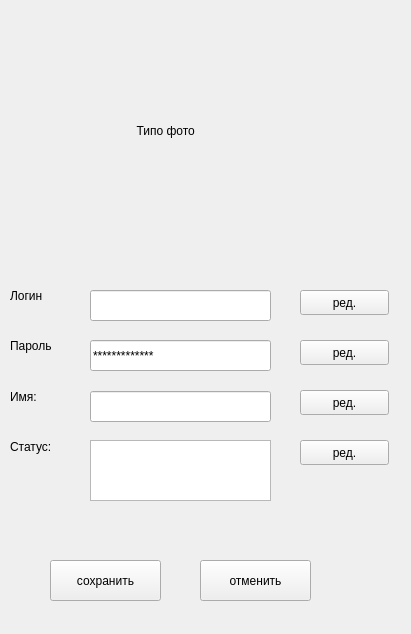
This is Client/usersettings.ui in Elizaser/Messenger-Diplom as Qt 5 draws it before an edit. The edited form follows.
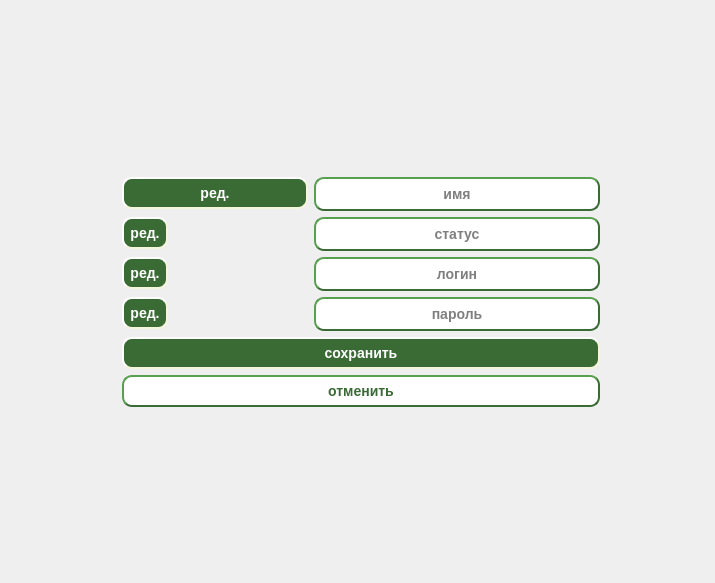
This is the edited form.

Commit message: all window is beautiful. Left fix chat list in main window

```diff
--- a/Client/usersettings.ui
+++ b/Client/usersettings.ui
@@ -6,212 +6,334 @@
    <rect>
     <x>0</x>
     <y>0</y>
-    <width>411</width>
-    <height>634</height>
+    <width>715</width>
+    <height>583</height>
    </rect>
   </property>
+  <property name="font">
+   <font>
+    <weight>75</weight>
+    <bold>true</bold>
+   </font>
+  </property>
   <property name="windowTitle">
    <string>Form</string>
   </property>
-  <widget class="QPushButton" name="pushButton_OK">
-   <property name="geometry">
-    <rect>
-     <x>50</x>
-     <y>560</y>
-     <width>111</width>
-     <height>41</height>
-    </rect>
-   </property>
+  <layout class="QGridLayout" name="gridLayout">
+   <item row="1" column="0">
+    <widget class="QLabel" name="label_error">
    <property name="text">
-    <string>сохранить</string>
-   </property>
-  </widget>
-  <widget class="QLabel" name="label_photo">
-   <property name="geometry">
-    <rect>
-     <x>70</x>
-     <y>10</y>
-     <width>271</width>
-     <height>241</height>
-    </rect>
-   </property>
-   <property name="text">
-    <string>                    Типо фото</string>
-   </property>
-  </widget>
-  <widget class="QLabel" name="label_1">
-   <property name="geometry">
-    <rect>
-     <x>10</x>
-     <y>381</y>
-     <width>71</width>
-     <height>31</height>
-    </rect>
-   </property>
-   <property name="text">
-    <string>Имя:</string>
-   </property>
-  </widget>
-  <widget class="QLabel" name="label_2">
-   <property name="geometry">
-    <rect>
-     <x>10</x>
-     <y>431</y>
-     <width>61</width>
-     <height>31</height>
-    </rect>
+      <string/>
+     </property>
+    </widget>
+   </item>
+   <item row="1" column="1" rowspan="2" colspan="2">
+    <layout class="QFormLayout" name="formLayout">
+     <property name="sizeConstraint">
+      <enum>QLayout::SetMinAndMaxSize</enum>
+     </property>
+     <property name="fieldGrowthPolicy">
+      <enum>QFormLayout::AllNonFixedFieldsGrow</enum>
+     </property>
+     <property name="rowWrapPolicy">
+      <enum>QFormLayout::DontWrapRows</enum>
+     </property>
+     <item row="0" column="0">
+      <widget class="QPushButton" name="pushButton_name">
+       <property name="minimumSize">
+        <size>
+         <width>186</width>
+         <height>0</height>
+        </size>
+       </property>
+       <property name="styleSheet">
+        <string notr="true">	 border-style: outset;
+color: rgb(255, 255, 255);
+     border-width: 2px;
+     border-radius: 10px;
+     border-color: beige;
+     font: bold 14px;
+     min-width: 10em;
+     padding: 6px;
+	  background-color: #3A6B35;</string>
    </property>
    <property name="text">
-    <string>Статус:</string>
-   </property>
-  </widget>
+        <string>ред.</string>
+       </property>
+      </widget>
+     </item>
+     <item row="0" column="1">
   <widget class="QLineEdit" name="lineEdit_name">
-   <property name="geometry">
-    <rect>
-     <x>90</x>
-     <y>391</y>
-     <width>181</width>
-     <height>31</height>
-    </rect>
-   </property>
-  </widget>
-  <widget class="QTextEdit" name="textEdit_status">
-   <property name="geometry">
-    <rect>
-     <x>90</x>
-     <y>440</y>
-     <width>181</width>
-     <height>61</height>
-    </rect>
-   </property>
-  </widget>
-  <widget class="QLabel" name="label_3">
-   <property name="geometry">
-    <rect>
-     <x>10</x>
-     <y>280</y>
-     <width>71</width>
-     <height>31</height>
-    </rect>
-   </property>
-   <property name="text">
-    <string>Логин</string>
-   </property>
-  </widget>
-  <widget class="QLineEdit" name="lineEdit_login">
-   <property name="geometry">
-    <rect>
-     <x>90</x>
-     <y>290</y>
-     <width>181</width>
-     <height>31</height>
-    </rect>
-   </property>
-  </widget>
-  <widget class="QLineEdit" name="lineEdit_password">
-   <property name="geometry">
-    <rect>
-     <x>90</x>
-     <y>340</y>
-     <width>181</width>
-     <height>31</height>
-    </rect>
+       <property name="minimumSize">
+        <size>
+         <width>186</width>
+         <height>0</height>
+        </size>
+       </property>
+       <property name="layoutDirection">
+        <enum>Qt::RightToLeft</enum>
+       </property>
+       <property name="styleSheet">
+        <string notr="true">	 border-style: outset;
+     border-width: 2px;
+     border-radius: 10px;
+     border-color: #3A6B35;
+     font: bold 14px;
+     min-width: 10em;
+     padding: 6px;</string>
+       </property>
+       <property name="alignment">
+        <set>Qt::AlignCenter</set>
+       </property>
+       <property name="dragEnabled">
+        <bool>false</bool>
+       </property>
+       <property name="readOnly">
+        <bool>false</bool>
+       </property>
+       <property name="placeholderText">
+        <string>имя</string>
+       </property>
+       <property name="cursorMoveStyle">
+        <enum>Qt::LogicalMoveStyle</enum>
+       </property>
+      </widget>
+     </item>
+     <item row="3" column="0">
+      <widget class="QPushButton" name="pushButton_status">
+       <property name="styleSheet">
+        <string notr="true">	 border-style: outset;
+color: rgb(255, 255, 255);
+     border-width: 2px;
+     border-radius: 10px;
+     border-color: beige;
+     font: bold 14px;
+     min-width: 10em;
+     padding: 6px;
+	  background-color: #3A6B35;</string>
    </property>
    <property name="text">
-    <string>*************</string>
-   </property>
-  </widget>
-  <widget class="QLabel" name="label_4">
-   <property name="geometry">
-    <rect>
-     <x>10</x>
-     <y>330</y>
-     <width>71</width>
-     <height>31</height>
-    </rect>
-   </property>
-   <property name="text">
-    <string>Пароль</string>
-   </property>
-  </widget>
+        <string>ред.</string>
+       </property>
+       <property name="autoRepeatInterval">
+        <number>100</number>
+       </property>
+      </widget>
+     </item>
+     <item row="3" column="1">
+      <widget class="QLineEdit" name="lineEdit_status">
+       <property name="minimumSize">
+        <size>
+         <width>186</width>
+         <height>0</height>
+        </size>
+       </property>
+       <property name="styleSheet">
+        <string notr="true">	 border-style: outset;
+     border-width: 2px;
+     border-radius: 10px;
+     border-color: #3A6B35;
+     font: bold 14px;
+     min-width: 10em;
+     padding: 6px;</string>
+       </property>
+       <property name="alignment">
+        <set>Qt::AlignCenter</set>
+       </property>
+       <property name="placeholderText">
+        <string>статус</string>
+       </property>
+      </widget>
+     </item>
+     <item row="5" column="0">
   <widget class="QPushButton" name="pushButton_login">
-   <property name="geometry">
-    <rect>
-     <x>300</x>
-     <y>290</y>
-     <width>89</width>
-     <height>25</height>
-    </rect>
+       <property name="styleSheet">
+        <string notr="true">	 border-style: outset;
+color: rgb(255, 255, 255);
+     border-width: 2px;
+     border-radius: 10px;
+     border-color: beige;
+     font: bold 14px;
+     min-width: 10em;
+     padding: 6px;
+	  background-color: #3A6B35;</string>
    </property>
    <property name="text">
     <string>ред.</string>
    </property>
   </widget>
+     </item>
+     <item row="5" column="1">
+      <widget class="QLineEdit" name="lineEdit_login">
+       <property name="minimumSize">
+        <size>
+         <width>186</width>
+         <height>0</height>
+        </size>
+       </property>
+       <property name="styleSheet">
+        <string notr="true">	 border-style: outset;
+     border-width: 2px;
+     border-radius: 10px;
+     border-color: #3A6B35;
+     font: bold 14px;
+     min-width: 10em;
+     padding: 6px;</string>
+       </property>
+       <property name="alignment">
+        <set>Qt::AlignCenter</set>
+       </property>
+       <property name="placeholderText">
+        <string>логин</string>
+       </property>
+      </widget>
+     </item>
+     <item row="7" column="0">
   <widget class="QPushButton" name="pushButton_password">
-   <property name="geometry">
-    <rect>
-     <x>300</x>
-     <y>340</y>
-     <width>89</width>
-     <height>25</height>
-    </rect>
+       <property name="styleSheet">
+        <string notr="true">	 border-style: outset;
+color: rgb(255, 255, 255);
+     border-width: 2px;
+     border-radius: 10px;
+     border-color: beige;
+     font: bold 14px;
+     min-width: 10em;
+     padding: 6px;
+	  background-color: #3A6B35;</string>
    </property>
    <property name="text">
     <string>ред.</string>
    </property>
   </widget>
-  <widget class="QPushButton" name="pushButton_name">
-   <property name="geometry">
-    <rect>
-     <x>300</x>
-     <y>390</y>
-     <width>89</width>
-     <height>25</height>
-    </rect>
-   </property>
+     </item>
+     <item row="7" column="1">
+      <widget class="QLineEdit" name="lineEdit_password">
+       <property name="minimumSize">
+        <size>
+         <width>186</width>
+         <height>0</height>
+        </size>
+       </property>
+       <property name="styleSheet">
+        <string notr="true">	 border-style: outset;
+     border-width: 2px;
+     border-radius: 10px;
+     border-color: #3A6B35;
+     font: bold 14px;
+     min-width: 10em;
+     padding: 6px;</string>
+       </property>
    <property name="text">
-    <string>ред.</string>
-   </property>
-  </widget>
-  <widget class="QPushButton" name="pushButton_status">
-   <property name="geometry">
-    <rect>
-     <x>300</x>
-     <y>440</y>
-     <width>89</width>
-     <height>25</height>
-    </rect>
-   </property>
-   <property name="text">
-    <string>ред.</string>
-   </property>
-  </widget>
+        <string/>
+       </property>
+       <property name="echoMode">
+        <enum>QLineEdit::Password</enum>
+       </property>
+       <property name="alignment">
+        <set>Qt::AlignCenter</set>
+       </property>
+       <property name="placeholderText">
+        <string>пароль</string>
+       </property>
+      </widget>
+     </item>
+     <item row="10" column="0" colspan="2">
   <widget class="QPushButton" name="pushButton_cancel">
-   <property name="geometry">
-    <rect>
-     <x>200</x>
-     <y>560</y>
-     <width>111</width>
-     <height>41</height>
-    </rect>
+       <property name="styleSheet">
+        <string notr="true">	 border-style: outset;
+    color: #3A6B35;
+     border-width: 2px;
+     border-radius: 10px;
+     border-color: #3A6B35;
+     font: bold 14px;
+     min-width: 5em;
+     padding: 6px;
+	  background-color: rgb(255, 255, 255);</string>
    </property>
    <property name="text">
     <string>отменить</string>
    </property>
   </widget>
-  <widget class="QLabel" name="label_error">
-   <property name="geometry">
-    <rect>
-     <x>90</x>
-     <y>509</y>
-     <width>181</width>
-     <height>31</height>
-    </rect>
+     </item>
+     <item row="9" column="0" colspan="2">
+      <widget class="QPushButton" name="pushButton_OK">
+       <property name="layoutDirection">
+        <enum>Qt::LeftToRight</enum>
+       </property>
+       <property name="autoFillBackground">
+        <bool>false</bool>
+       </property>
+       <property name="styleSheet">
+        <string notr="true">	 border-style: outset;
+color: rgb(255, 255, 255);
+     border-width: 2px;
+     border-radius: 10px;
+     border-color: beige;
+     font: bold 14px;
+     min-width: 10em;
+     padding: 6px;
+	  background-color: #3A6B35;</string>
    </property>
    <property name="text">
-    <string/>
-   </property>
-  </widget>
+        <string>сохранить</string>
+       </property>
+      </widget>
+     </item>
+    </layout>
+   </item>
+   <item row="2" column="0">
+    <spacer name="horizontalSpacer">
+     <property name="orientation">
+      <enum>Qt::Horizontal</enum>
+     </property>
+     <property name="sizeHint" stdset="0">
+      <size>
+       <width>99</width>
+       <height>20</height>
+      </size>
+     </property>
+    </spacer>
+   </item>
+   <item row="2" column="3">
+    <spacer name="horizontalSpacer_2">
+     <property name="orientation">
+      <enum>Qt::Horizontal</enum>
+     </property>
+     <property name="sizeHint" stdset="0">
+      <size>
+       <width>99</width>
+       <height>20</height>
+      </size>
+     </property>
+    </spacer>
+   </item>
+   <item row="0" column="1" colspan="2">
+    <spacer name="verticalSpacer">
+     <property name="orientation">
+      <enum>Qt::Vertical</enum>
+     </property>
+     <property name="sizeHint" stdset="0">
+      <size>
+       <width>478</width>
+       <height>140</height>
+      </size>
+     </property>
+    </spacer>
+   </item>
+   <item row="3" column="1" colspan="2">
+    <spacer name="verticalSpacer_2">
+     <property name="orientation">
+      <enum>Qt::Vertical</enum>
+     </property>
+     <property name="sizeHint" stdset="0">
+      <size>
+       <width>478</width>
+       <height>139</height>
+      </size>
+     </property>
+    </spacer>
+   </item>
+  </layout>
  </widget>
  <resources/>
  <connections/>
```
Lines whose indentation alone changed are shown as unchanged. The commit also changes 15 other files.
